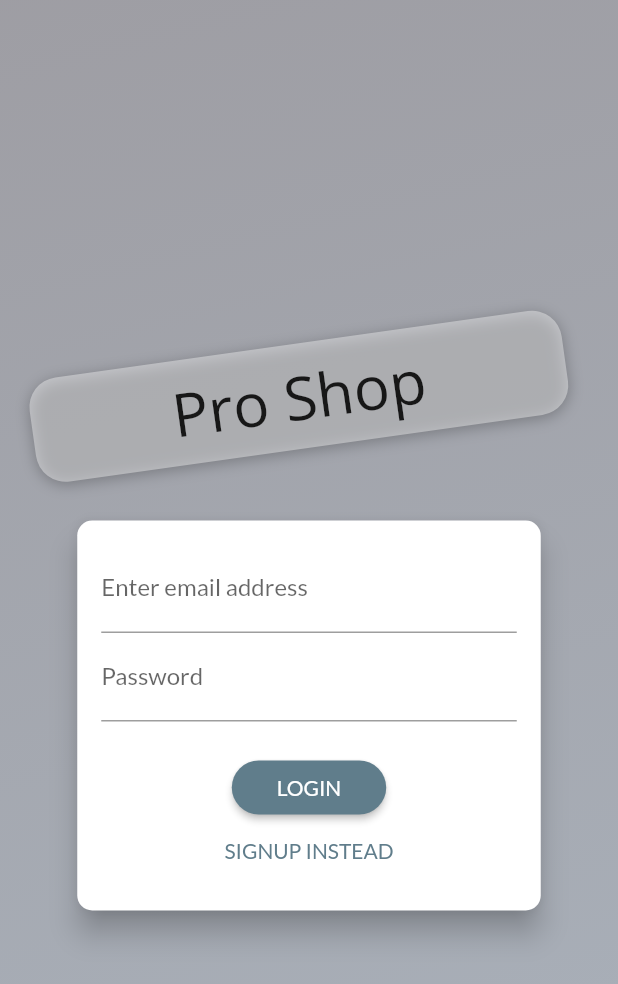
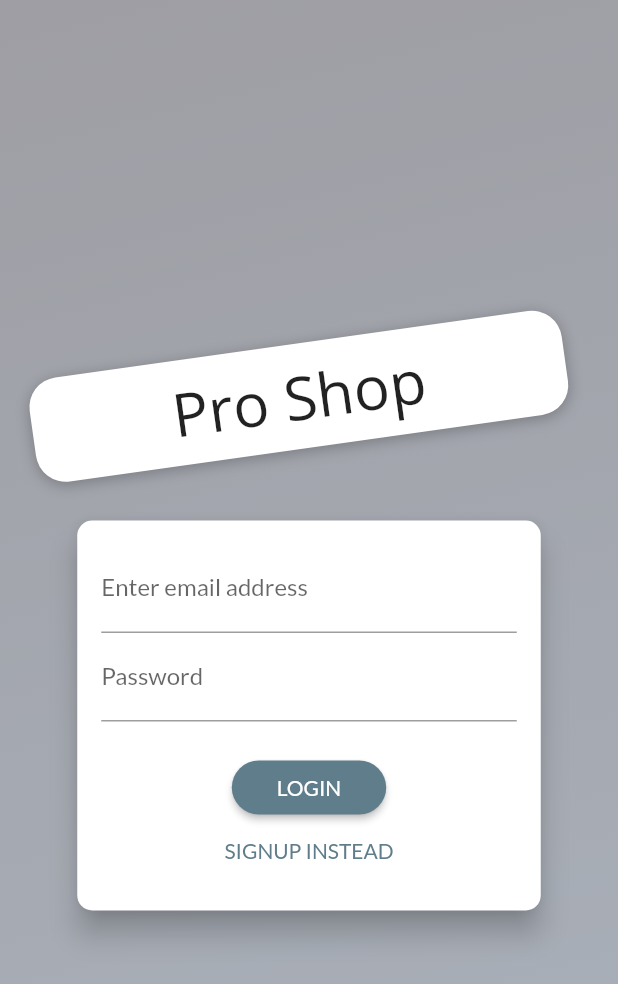
Before and after one commit to crew-guy/shop_app, a Flutter app: the screen it shows after launch, on a phone screen of 412 x 824 dp. Shown: the top 984 px of the screen. Run offline on Flutter 3.47's test engine with Material 2 defaults, Android fonts, the phone set to English and light mode, and no system bars.

```diff
--- a/lib/screens/auth_screen.dart
+++ b/lib/screens/auth_screen.dart
@@ -43,7 +43,7 @@ class AuthScreen extends StatelessWidget {
                           ..translate(-10.0),
                         decoration: BoxDecoration(
                           borderRadius: BorderRadius.circular(20),
-                          color: Colors.white38,
+                          color: Colors.white,
                           boxShadow: [
                             BoxShadow(
                               blurRadius: 8,
```
